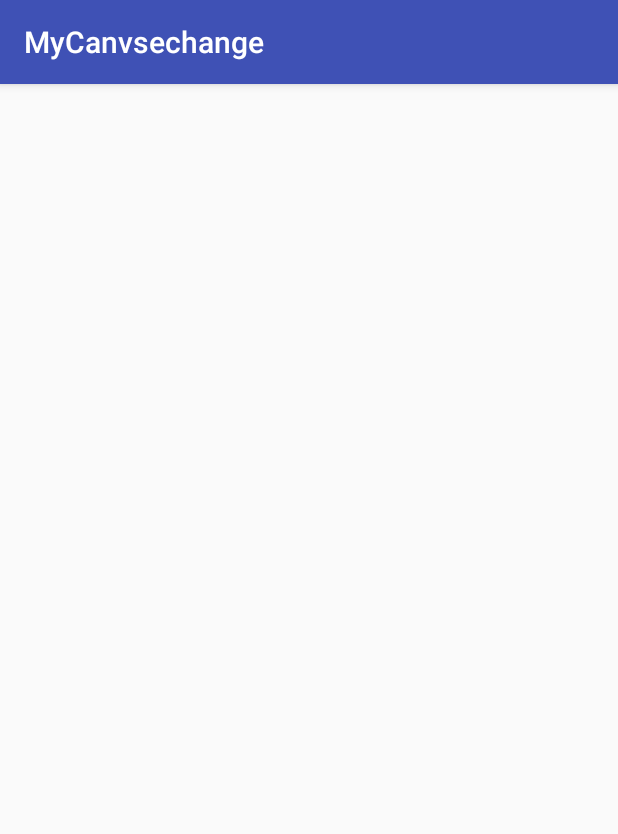
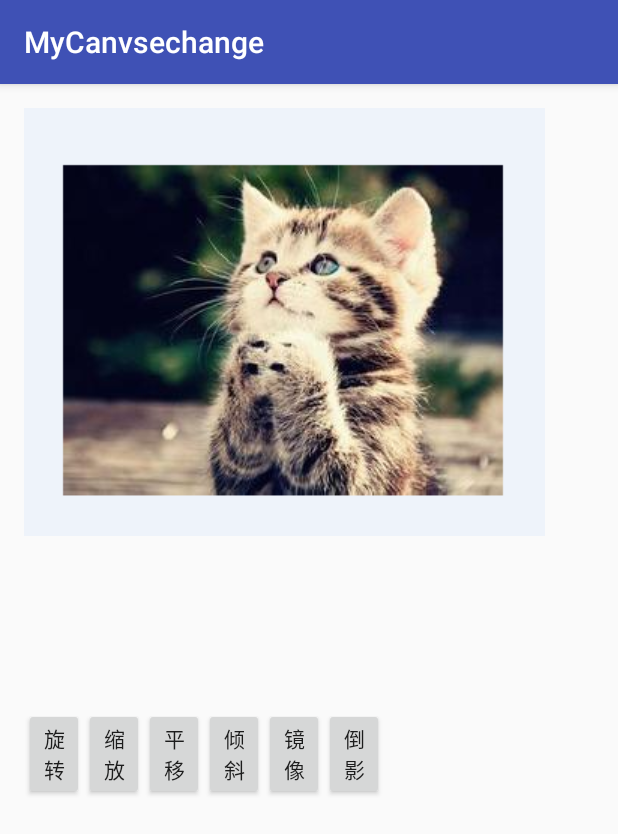
Before and after one commit to BigmanTwo/MyCanvsechange, an Android app: the MatrixActivity screen opened directly, with no data from a screen before it, on a phone screen of 412 x 824 dp. Shown: the top 834 px of the screen. Run offline under Robolectric (Android 15) with nearby library versions, the phone set to English and light mode, and no system bars.

Commit message:
Mactrix操作图片，旋转，缩放，平移，镜像，倒影

```diff
--- a/app/src/main/java/com/example/asus/mycanvsechange/MatrixActivity.java
+++ b/app/src/main/java/com/example/asus/mycanvsechange/MatrixActivity.java
@@ -1,27 +1,84 @@
 package com.example.asus.mycanvsechange;
 
 import android.graphics.Bitmap;
+import android.graphics.BitmapFactory;
 import android.graphics.Canvas;
 import android.graphics.Matrix;
 import android.support.v7.app.AppCompatActivity;
 import android.os.Bundle;
+import android.util.Log;
+import android.view.Menu;
+import android.view.View;
+import android.widget.Button;
 import android.widget.ImageView;
 
 public class MatrixActivity extends AppCompatActivity {
-    private ImageView imageView1,imageView2;
+    private TestView testView;
+
     @Override
     protected void onCreate(Bundle savedInstanceState) {
         super.onCreate(savedInstanceState);
         setContentView(R.layout.activity_matrix);
-        imageView1=(ImageView)findViewById(R.id.matrix_image);
-        imageView2=(ImageView)findViewById(R.id.matrix_image2);
+        testView = (TestView) findViewById(R.id.testview);
+        Bitmap bitmap = BitmapFactory.decodeResource(getResources(),
+                R.mipmap.ttt);
+        testView.setmBitmap(bitmap);
+
+        ((Button) findViewById(R.id.button_rotate))
+                .setOnClickListener(new View.OnClickListener() {
+
+                    @Override
+                    public void onClick(View v) {
+                        // TODO Auto-generated method stub
+                        testView.rotate(15);
+                    }
+                });
+        ((Button) findViewById(R.id.button_scale))
+                .setOnClickListener(new View.OnClickListener() {
+
+                    @Override
+                    public void onClick(View v) {
+                        // TODO Auto-generated method stub
+                        testView.scale(0.8f, 0.8f);
+                    }
+                });
+        ((Button) findViewById(R.id.button_translate))
+                .setOnClickListener(new View.OnClickListener() {
+
+                    @Override
+                    public void onClick(View v) {
+                        // TODO Auto-generated method stub
+                        testView.translate(1, 1);
+                    }
+                });
+        ((Button) findViewById(R.id.button_skew))
+                .setOnClickListener(new View.OnClickListener() {
+
+                    @Override
+                    public void onClick(View v) {
+                        // TODO Auto-generated method stub
+                        testView.skew(-0.3f, 0.3f);
+                    }
+                });
+        ((Button) findViewById(R.id.button_mirror))
+                .setOnClickListener(new View.OnClickListener() {
+
+                    @Override
+                    public void onClick(View v) {
+                        // TODO Auto-generated method stub
+                        testView.mirror();
+                    }
+                });
+        ((Button) findViewById(R.id.button_shadow))
+                .setOnClickListener(new View.OnClickListener() {
+
+                    @Override
+                    public void onClick(View v) {
+                        // TODO Auto-generated method stub
+                        testView.shadow();
+                    }
+                });
     }
-    private void translate(){
-        Bitmap bitmap=Bitmap.createBitmap(imageView1.getWidth(),imageView1.getHeight(), Bitmap.Config.ARGB_8888);
-        Canvas canvas=new Canvas(bitmap);
-        Matrix matrix=new Matrix();
-        matrix.postTranslate(imageView1.getWidth()/5,0);
-        canvas.drawBitmap(bitmap,matrix,null);
-        imageView2.setImageBitmap(bitmap);
-    }
+
+
 }
--- a/app/src/main/res/layout/activity_matrix.xml
+++ b/app/src/main/res/layout/activity_matrix.xml
@@ -9,16 +9,48 @@
     android:paddingTop="@dimen/activity_vertical_margin"
     tools:context="com.example.asus.mycanvsechange.MatrixActivity">
 <LinearLayout
-    android:layout_width="wrap_content"
-    android:layout_height="wrap_content"
+    android:layout_width="match_parent"
+    android:layout_height="match_parent"
     android:orientation="vertical">
-    <ImageView
+    <com.example.asus.mycanvsechange.TestView
+        android:layout_width="match_parent"
+        android:layout_height="400dp"
+        android:id="@+id/testview"/>
+    <LinearLayout
         android:layout_width="match_parent"
         android:layout_height="wrap_content"
-        android:id="@+id/matrix_image"/>
-    <ImageView
-        android:layout_width="wrap_content"
-        android:layout_height="wrap_content"
-        android:id="@+id/matrix_image2"/>
+        android:orientation="horizontal">
+        <Button
+            android:layout_width="40dp"
+            android:layout_height="wrap_content"
+            android:id="@+id/button_rotate"
+            android:text="旋转"/>
+        <Button
+            android:layout_width="40dp"
+            android:layout_height="wrap_content"
+            android:id="@+id/button_scale"
+            android:text="缩放"/>
+        <Button
+            android:layout_width="40dp"
+            android:layout_height="wrap_content"
+            android:id="@+id/button_translate"
+            android:text="平移"/>
+        <Button
+            android:layout_width="40dp"
+            android:layout_height="wrap_content"
+            android:id="@+id/button_skew"
+            android:text="倾斜"/>
+        <Button
+            android:layout_width="40dp"
+            android:layout_height="wrap_content"
+            android:id="@+id/button_mirror"
+            android:text="镜像"/>
+        <Button
+            android:layout_width="40dp"
+            android:layout_height="wrap_content"
+            android:id="@+id/button_shadow"
+            android:text="倒影"/>
+    </LinearLayout>
+
 </LinearLayout>
 </ScrollView>
```
Also changed, not shown: app/src/main/java/com/example/asus/mycanvsechange/TestView.java (added, +100 -0 lines), app/src/main/res/mipmap-mdpi/ttt.PNG (added).
